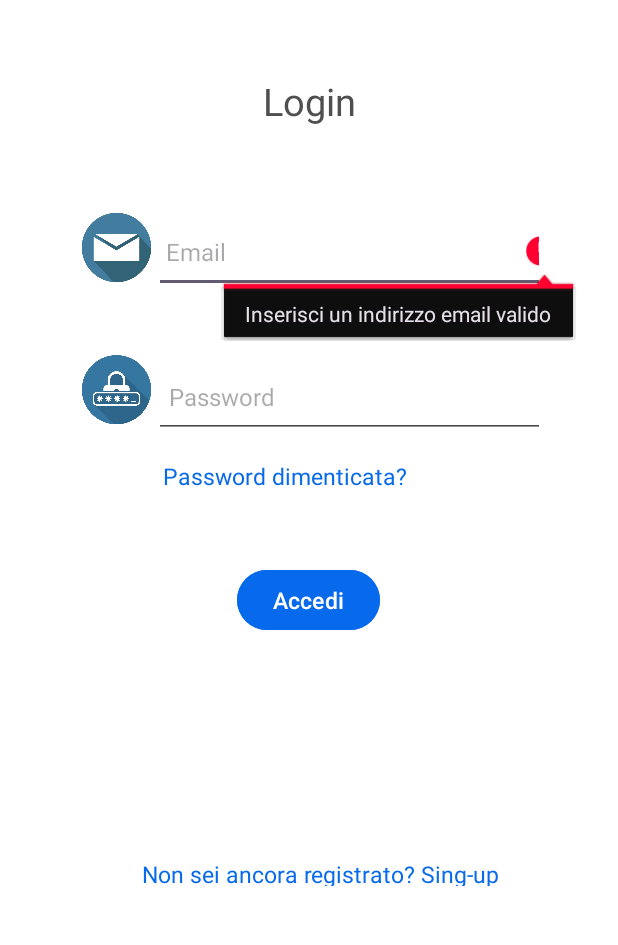
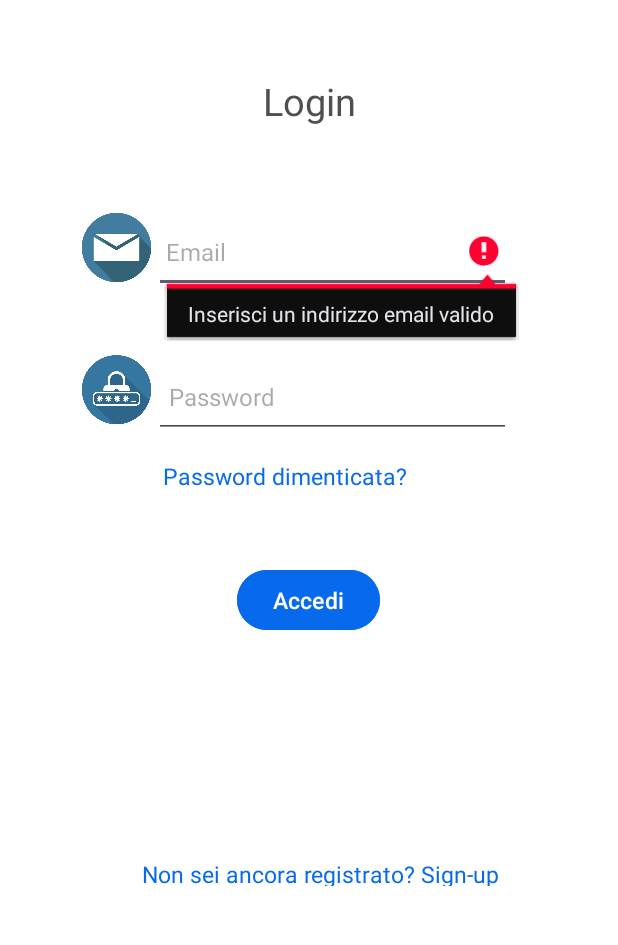
Before and after one commit to martinaminiello/AuthRegistr, an Android app: the AccessoStaff screen opened directly, with no data from a screen before it, after a tap on "Password dimenticata?", on a phone screen of 412 x 824 dp, the part 96-1041 px from its top. Run offline under Robolectric (Android 15) with nearby library versions, the phone set to English and light mode, and no system bars; our stand-ins replace Firebase (no records; nobody signed in at launch, a user with empty details on screens opened directly).

Commit message:
Improved layout and added checks password length and email already registered
TO DO: Fix all the Amministrazione part to take the 3 centre

```diff
--- a/app/src/main/res/layout/activity_accesso_richiedente_asilo.xml
+++ b/app/src/main/res/layout/activity_accesso_richiedente_asilo.xml
@@ -58,7 +58,7 @@
 
             <EditText
                 android:id="@+id/Logemail"
-                android:layout_width="match_parent"
+                android:layout_width="238dp"
                 android:layout_height="55dp"
                 android:drawablePadding="8dp"
                 android:hint="Email"
@@ -85,7 +85,7 @@
 
             <EditText
                 android:id="@+id/Logpassword"
-                android:layout_width="match_parent"
+                android:layout_width="238dp"
                 android:layout_height="55dp"
                 android:drawablePadding="10dp"
                 android:hint="Password"
--- a/app/src/main/res/layout/activity_accesso_staff.xml
+++ b/app/src/main/res/layout/activity_accesso_staff.xml
@@ -58,7 +58,7 @@
 
             <EditText
                 android:id="@+id/Logemail"
-                android:layout_width="match_parent"
+                android:layout_width="238dp"
                 android:layout_height="55dp"
                 android:drawablePadding="8dp"
                 android:hint="Email"
@@ -85,7 +85,7 @@
 
             <EditText
                 android:id="@+id/Logpassword"
-                android:layout_width="match_parent"
+                android:layout_width="238dp"
                 android:layout_height="55dp"
                 android:drawablePadding="10dp"
                 android:hint="Password"
@@ -139,7 +139,7 @@
                 android:layout_marginBottom="30dp"
                 android:onClick="Recupero_password"
                 android:padding="8dp"
-                android:text="Non sei ancora registrato? Sing-up"
+                android:text="Non sei ancora registrato? Sign-up"
                 android:textAlignment="center"
                 android:textColor="#076AEB"
                 android:textSize="15sp"
```
Also changed, not shown: app/src/main/java/com/example/authregistr/RegistrazioneRichiedenteAsilo.java (+6 -1 lines), app/src/main/java/com/example/authregistr/RegistrazioneStaff.java (+15 -22 lines).
